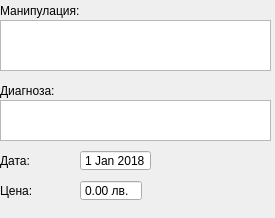
First picture: the form in src/View/ProcedureDialog/CommonFields/CommonFields.ui, repository thefinalcutbg/DinoDent, before the edit.
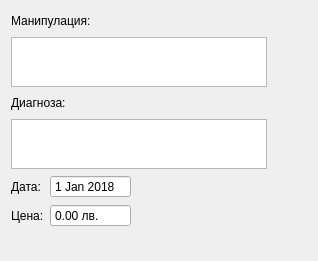
Second picture: the form after the edit. Custom widgets are drawn as their Qt base class.

Commit message: Monthly report exceeded timelimit check. Saving a file opens the directory in explorer. Procedure dialog layout adjustments.

The edit to the form file:
```diff
--- a/src/View/ProcedureDialog/CommonFields/CommonFields.ui
+++ b/src/View/ProcedureDialog/CommonFields/CommonFields.ui
@@ -6,47 +6,207 @@
    <rect>
     <x>0</x>
     <y>0</y>
-    <width>275</width>
-    <height>218</height>
+    <width>318</width>
+    <height>261</height>
    </rect>
   </property>
+  <property name="sizePolicy">
+   <sizepolicy hsizetype="Preferred" vsizetype="Preferred">
+    <horstretch>0</horstretch>
+    <verstretch>0</verstretch>
+   </sizepolicy>
+  </property>
+  <property name="minimumSize">
+   <size>
+    <width>0</width>
+    <height>0</height>
+   </size>
+  </property>
   <property name="windowTitle">
    <string>CommonFields</string>
   </property>
-  <widget class="QLabel" name="dateLabel">
-   <property name="geometry">
-    <rect>
-     <x>0</x>
-     <y>150</y>
-     <width>47</width>
-     <height>21</height>
-    </rect>
-   </property>
+  <layout class="QVBoxLayout" name="verticalLayout_3">
+   <item>
+    <layout class="QHBoxLayout" name="horizontalLayout_2">
+     <item>
+      <widget class="QLabel" name="label_3">
    <property name="text">
-    <string>Дата:</string>
-   </property>
-  </widget>
+        <string>Манипулация:</string>
+       </property>
+      </widget>
+     </item>
+     <item>
+      <spacer name="horizontalSpacer">
+       <property name="orientation">
+        <enum>Qt::Horizontal</enum>
+       </property>
+       <property name="sizeType">
+        <enum>QSizePolicy::Expanding</enum>
+       </property>
+       <property name="sizeHint" stdset="0">
+        <size>
+         <width>20</width>
+         <height>20</height>
+        </size>
+       </property>
+      </spacer>
+     </item>
+    </layout>
+   </item>
+   <item>
+    <layout class="QHBoxLayout" name="horizontalLayout_6">
+     <item>
+      <widget class="TextEdit" name="manipulationEdit">
+       <property name="sizePolicy">
+        <sizepolicy hsizetype="Preferred" vsizetype="Preferred">
+         <horstretch>0</horstretch>
+         <verstretch>0</verstretch>
+        </sizepolicy>
+       </property>
+       <property name="minimumSize">
+        <size>
+         <width>0</width>
+         <height>0</height>
+        </size>
+       </property>
+       <property name="maximumSize">
+        <size>
+         <width>16777215</width>
+         <height>50</height>
+        </size>
+       </property>
+       <property name="acceptDrops">
+        <bool>false</bool>
+       </property>
+       <property name="verticalScrollBarPolicy">
+        <enum>Qt::ScrollBarAlwaysOff</enum>
+       </property>
+       <property name="horizontalScrollBarPolicy">
+        <enum>Qt::ScrollBarAlwaysOff</enum>
+       </property>
+       <property name="acceptRichText">
+        <bool>false</bool>
+       </property>
+      </widget>
+     </item>
+     <item>
+      <spacer name="horizontalSpacer_4">
+       <property name="orientation">
+        <enum>Qt::Horizontal</enum>
+       </property>
+       <property name="sizeType">
+        <enum>QSizePolicy::Expanding</enum>
+       </property>
+       <property name="sizeHint" stdset="0">
+        <size>
+         <width>0</width>
+         <height>20</height>
+        </size>
+       </property>
+      </spacer>
+     </item>
+    </layout>
+   </item>
+   <item>
+    <layout class="QHBoxLayout" name="horizontalLayout_3">
+     <item>
   <widget class="QLabel" name="label_2">
-   <property name="geometry">
-    <rect>
-     <x>0</x>
-     <y>80</y>
-     <width>61</width>
-     <height>21</height>
-    </rect>
-   </property>
    <property name="text">
     <string>Диагноза:</string>
    </property>
   </widget>
+     </item>
+     <item>
+      <spacer name="horizontalSpacer_2">
+       <property name="orientation">
+        <enum>Qt::Horizontal</enum>
+       </property>
+       <property name="sizeType">
+        <enum>QSizePolicy::Expanding</enum>
+       </property>
+       <property name="sizeHint" stdset="0">
+        <size>
+         <width>40</width>
+         <height>20</height>
+        </size>
+       </property>
+      </spacer>
+     </item>
+    </layout>
+   </item>
+   <item>
+    <layout class="QHBoxLayout" name="horizontalLayout_5">
+     <item>
+      <widget class="TextEdit" name="diagnosisEdit">
+       <property name="sizePolicy">
+        <sizepolicy hsizetype="Preferred" vsizetype="Preferred">
+         <horstretch>0</horstretch>
+         <verstretch>0</verstretch>
+        </sizepolicy>
+       </property>
+       <property name="maximumSize">
+        <size>
+         <width>16777215</width>
+         <height>50</height>
+        </size>
+       </property>
+       <property name="acceptDrops">
+        <bool>false</bool>
+       </property>
+       <property name="acceptRichText">
+        <bool>false</bool>
+       </property>
+      </widget>
+     </item>
+     <item>
+      <spacer name="horizontalSpacer_5">
+       <property name="orientation">
+        <enum>Qt::Horizontal</enum>
+       </property>
+       <property name="sizeType">
+        <enum>QSizePolicy::Expanding</enum>
+       </property>
+       <property name="sizeHint" stdset="0">
+        <size>
+         <width>0</width>
+         <height>20</height>
+        </size>
+       </property>
+      </spacer>
+     </item>
+    </layout>
+   </item>
+   <item>
+    <layout class="QHBoxLayout" name="horizontalLayout_4">
+     <item>
+      <layout class="QHBoxLayout" name="horizontalLayout">
+       <item>
+        <layout class="QVBoxLayout" name="verticalLayout">
+         <item>
+          <widget class="QLabel" name="dateLabel">
+           <property name="text">
+            <string>Дата:</string>
+           </property>
+          </widget>
+         </item>
+         <item>
+          <widget class="QLabel" name="label_5">
+           <property name="text">
+            <string>Цена:</string>
+           </property>
+          </widget>
+         </item>
+        </layout>
+       </item>
+       <item>
+        <layout class="QVBoxLayout" name="verticalLayout_2">
+         <item>
   <widget class="DateEdit" name="dateEdit">
-   <property name="geometry">
-    <rect>
-     <x>80</x>
-     <y>150</y>
-     <width>71</width>
-     <height>21</height>
-    </rect>
+           <property name="sizePolicy">
+            <sizepolicy hsizetype="Preferred" vsizetype="Preferred">
+             <horstretch>0</horstretch>
+             <verstretch>0</verstretch>
+            </sizepolicy>
    </property>
    <property name="wrapping">
     <bool>false</bool>
@@ -68,14 +228,14 @@
     <number>0</number>
    </property>
   </widget>
+         </item>
+         <item>
   <widget class="SpinBox" name="priceSpinBox">
-   <property name="geometry">
-    <rect>
-     <x>80</x>
-     <y>180</y>
-     <width>62</width>
-     <height>21</height>
-    </rect>
+           <property name="sizePolicy">
+            <sizepolicy hsizetype="Preferred" vsizetype="Preferred">
+             <horstretch>0</horstretch>
+             <verstretch>0</verstretch>
+            </sizepolicy>
    </property>
    <property name="frame">
     <bool>true</bool>
@@ -93,70 +253,43 @@
     <double>10000.000000000000000</double>
    </property>
   </widget>
-  <widget class="QLabel" name="label_5">
-   <property name="geometry">
-    <rect>
-     <x>0</x>
-     <y>180</y>
-     <width>61</width>
-     <height>21</height>
-    </rect>
-   </property>
-   <property name="text">
-    <string>Цена:</string>
-   </property>
-  </widget>
-  <widget class="TextEdit" name="diagnosisEdit">
-   <property name="geometry">
-    <rect>
-     <x>0</x>
-     <y>100</y>
-     <width>271</width>
-     <height>41</height>
-    </rect>
-   </property>
-   <property name="acceptDrops">
-    <bool>false</bool>
-   </property>
-   <property name="acceptRichText">
-    <bool>false</bool>
-   </property>
-  </widget>
-  <widget class="TextEdit" name="manipulationEdit">
-   <property name="geometry">
-    <rect>
-     <x>0</x>
-     <y>20</y>
-     <width>271</width>
-     <height>51</height>
-    </rect>
-   </property>
-   <property name="acceptDrops">
-    <bool>false</bool>
-   </property>
-   <property name="verticalScrollBarPolicy">
-    <enum>Qt::ScrollBarAlwaysOff</enum>
-   </property>
-   <property name="horizontalScrollBarPolicy">
-    <enum>Qt::ScrollBarAlwaysOff</enum>
-   </property>
-   <property name="acceptRichText">
-    <bool>false</bool>
-   </property>
-  </widget>
-  <widget class="QLabel" name="label_3">
-   <property name="geometry">
-    <rect>
-     <x>0</x>
-     <y>0</y>
-     <width>81</width>
-     <height>21</height>
-    </rect>
-   </property>
-   <property name="text">
-    <string>Манипулация:</string>
-   </property>
-  </widget>
+         </item>
+        </layout>
+       </item>
+      </layout>
+     </item>
+     <item>
+      <spacer name="horizontalSpacer_3">
+       <property name="orientation">
+        <enum>Qt::Horizontal</enum>
+       </property>
+       <property name="sizeType">
+        <enum>QSizePolicy::Expanding</enum>
+       </property>
+       <property name="sizeHint" stdset="0">
+        <size>
+         <width>40</width>
+         <height>20</height>
+        </size>
+       </property>
+      </spacer>
+     </item>
+    </layout>
+   </item>
+   <item>
+    <spacer name="verticalSpacer">
+     <property name="orientation">
+      <enum>Qt::Vertical</enum>
+     </property>
+     <property name="sizeHint" stdset="0">
+      <size>
+       <width>17</width>
+       <height>0</height>
+      </size>
+     </property>
+    </spacer>
+   </item>
+  </layout>
  </widget>
  <layoutdefault spacing="6" margin="11"/>
  <customwidgets>
```
Lines whose indentation alone changed are shown as unchanged. The commit also changes 14 other files.
